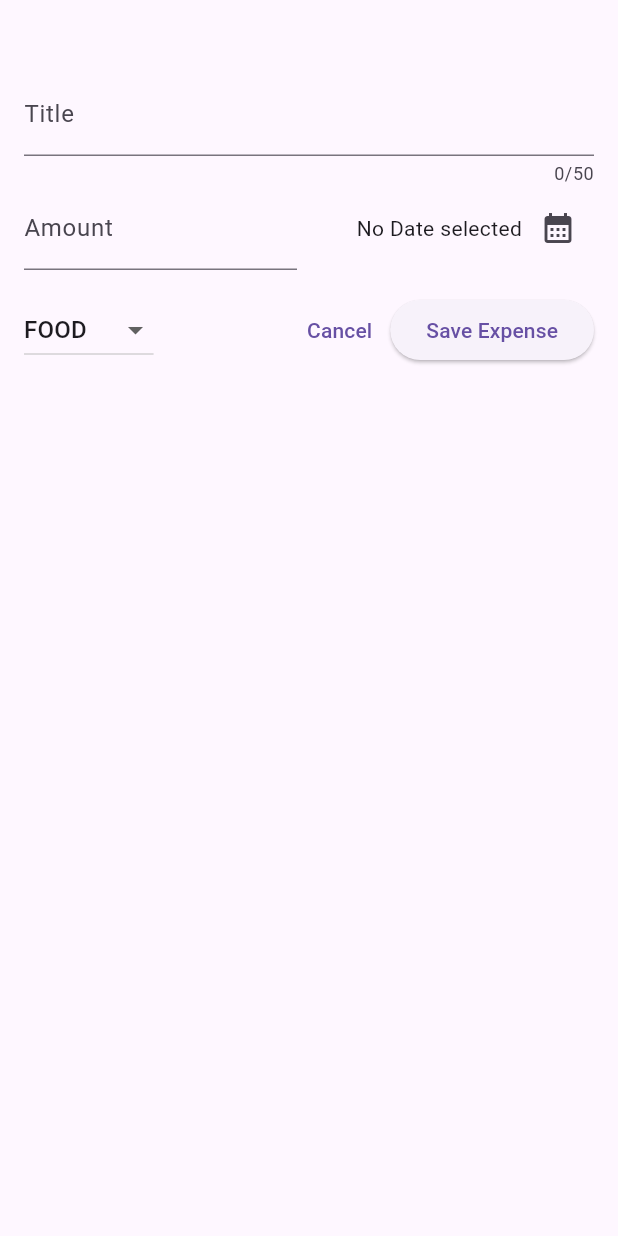
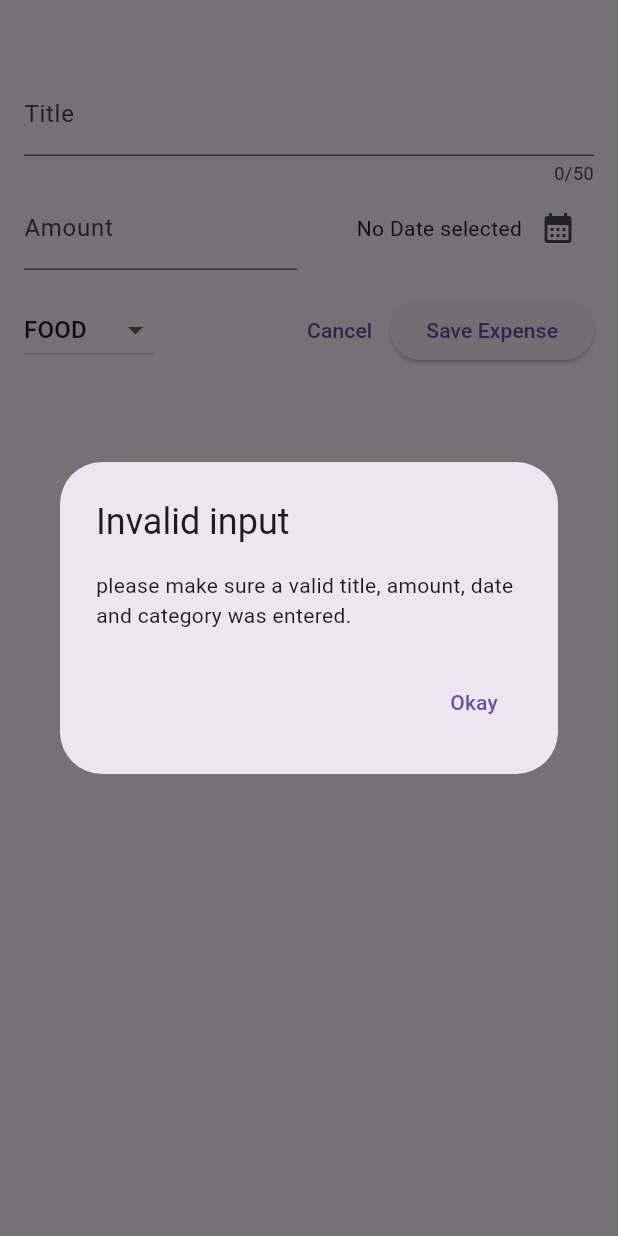
Before and after one commit to JayPatel-2023/Expense-Tracker, a Flutter app: the NewExpense widget shown alone on an empty page, opened directly, after a tap on "Save Expense", on a phone screen of 412 x 824 dp. Run offline on Flutter 3.47's test engine with Material 3 defaults, Android fonts, the phone set to English and light mode, and no system bars.

Commit message:
validating user input and showing an error dialog

```diff
--- a/lib/widgets/new_expense.dart
+++ b/lib/widgets/new_expense.dart
@@ -14,7 +14,6 @@ class _NewExpenseState extends State<NewExpense> {
   Category _selectedCategory = Category.food;
   DateTime? _selectedDate;
 
-
   void _presentDatePicker() async {
     final now = DateTime.now();
     final firstDate = DateTime(now.year - 1, now.month, now.day);
@@ -26,6 +25,31 @@ class _NewExpenseState extends State<NewExpense> {
     setState(() {
       _selectedDate = pickedDate;
     });
+  }
+
+  void _submitExpenseData() {
+    final enteredAmount = double.tryParse(_amountController.text);
+    final amountIsInvalid = enteredAmount == null || enteredAmount <= 0;
+    if (_titleController.text.trim().isEmpty ||
+        amountIsInvalid ||
+        _selectedDate == null) {
+      showDialog(
+        context: context,
+        builder: (ctx) => AlertDialog(
+          title: const Text('Invalid input'),
+          content: const Text(
+              'please make sure a valid title, amount, date and category was entered.'),
+          actions: [
+            TextButton(
+              onPressed: () => Navigator.pop(ctx),
+              child: const Text('Okay'),
+            ),
+          ],
+        ),
+      );
+      return;
+    }
+
   }
 
   @override
@@ -73,9 +97,9 @@ class _NewExpenseState extends State<NewExpense> {
                         ? 'No Date selected'
                         : formatter.format(_selectedDate!)),
                     IconButton(
-                        onPressed: _presentDatePicker,
-                        icon: const Icon(Icons.calendar_month),
-                      ),
+                      onPressed: _presentDatePicker,
+                      icon: const Icon(Icons.calendar_month),
+                    ),
                   ],
                 ),
               )
@@ -113,10 +137,7 @@ class _NewExpenseState extends State<NewExpense> {
                 child: const Text('Cancel'),
               ),
               ElevatedButton(
-                onPressed: () {
-                  print(_titleController.text);
-                  print(double.parse(_amountController.text));
-                },
+                onPressed: _submitExpenseData,
                 child: const Text('Save Expense'),
               ),
             ],
```
